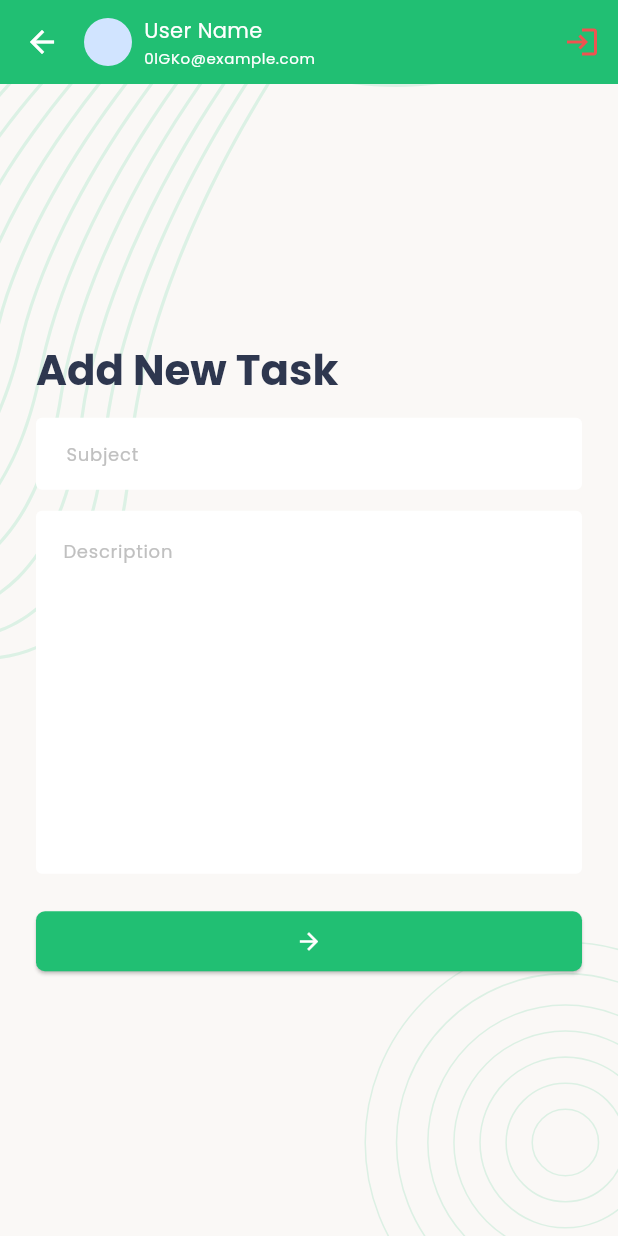
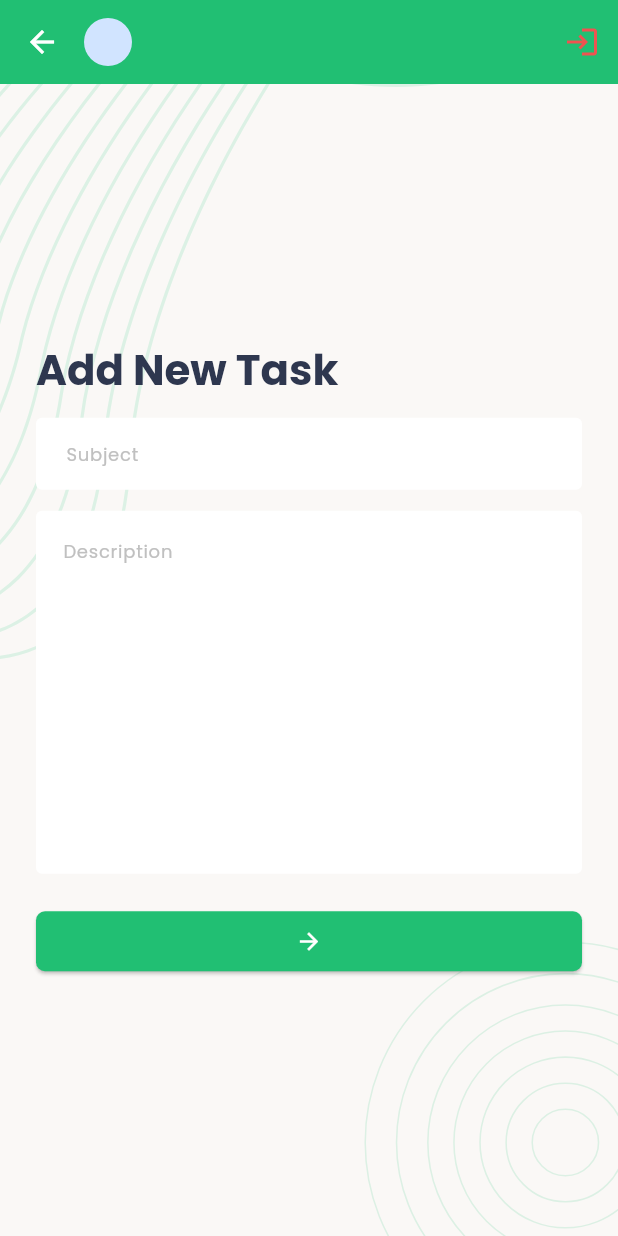
Before and after one commit to saju575/flutter-task-manager, a Flutter app: the AddNewTaskScreen screen opened by its route, on a phone screen of 412 x 824 dp. Run offline on Flutter 3.47's test engine with Material 3 defaults, Android fonts, the phone set to English and light mode, and no system bars; our stand-ins replace flutter_svg, image_picker, logger, pin_code_fields, shared_preferences; accounts and stored records are empty.

Commit message:
User Profile data Show on Appbar

```diff
--- a/lib/data/models/user_model.dart
+++ b/lib/data/models/user_model.dart
@@ -55,4 +55,6 @@ class UserModel {
       'createdDate': createdDate,
     };
   }
+
+  String get fullName => '$firstName $lastName';
 }
--- a/lib/data/utils/urls.dart
+++ b/lib/data/utils/urls.dart
@@ -5,4 +5,6 @@ class Urls {
   static const register = "$_baseUrl/Registration";
   static const updateProfile = "$_baseUrl/ProfileUpdate";
   static const profileDetails = "$_baseUrl/ProfileDetails";
+  static String recoverVerifyEmail(String email) =>
+      "$_baseUrl/RecoverVerifyEmail/$email";
 }
--- a/lib/ui/screens/add_new_task_screen.dart
+++ b/lib/ui/screens/add_new_task_screen.dart
@@ -25,11 +25,7 @@ class _AddNewTaskScreenState extends State<AddNewTaskScreen> {
   Widget build(BuildContext context) {
     TextTheme textTheme = Theme.of(context).textTheme;
     return Scaffold(
-      appBar: TaskManagerAppBar(
-        textTheme: textTheme,
-        name: "User Name",
-        gmail: "0lGKo@example.com",
-      ),
+      appBar: TaskManagerAppBar(textTheme: textTheme),
       body: ScreenBackground(
         child: Center(
           child: SingleChildScrollView(
--- a/lib/ui/screens/main_bottom_nav_screen.dart
+++ b/lib/ui/screens/main_bottom_nav_screen.dart
@@ -25,11 +25,7 @@ class _MainBottomNavScreenState extends State<MainBottomNavScreen> {
     TextTheme textTheme = Theme.of(context).textTheme;
     return Scaffold(
       body: screens[_selectedIndex],
-      appBar: TaskManagerAppBar(
-        textTheme: textTheme,
-        name: "User Name",
-        gmail: "0lGKo@example.com",
-      ),
+      appBar: TaskManagerAppBar(textTheme: textTheme),
 
       bottomNavigationBar: NavigationBar(
         selectedIndex: _selectedIndex,
--- a/lib/ui/widgets/task_manager_app_bar.dart
+++ b/lib/ui/widgets/task_manager_app_bar.dart
@@ -1,20 +1,12 @@
 import 'package:flutter/material.dart';
+import 'package:task_manager/ui/controllers/auth_controller.dart';
 import 'package:task_manager/ui/routes/app_routes.dart';
 import 'package:task_manager/ui/utils/app_colors.dart';
 
 class TaskManagerAppBar extends StatelessWidget implements PreferredSizeWidget {
-  const TaskManagerAppBar({
-    super.key,
-    required this.textTheme,
-    required this.name,
-    required this.gmail,
-    this.onLogout,
-  });
+  const TaskManagerAppBar({super.key, required this.textTheme});
 
   final TextTheme textTheme;
-  final String name;
-  final String gmail;
-  final VoidCallback? onLogout;
 
   @override
   Widget build(BuildContext context) {
@@ -34,7 +26,7 @@ class TaskManagerAppBar extends StatelessWidget implements PreferredSizeWidget {
                 crossAxisAlignment: CrossAxisAlignment.start,
                 children: [
                   Text(
-                    name,
+                    AuthController.userModel?.fullName ?? "",
                     style: textTheme.bodyMedium?.copyWith(
                       color: AppColors.whiteColor,
                       fontWeight: FontWeight.w500,
@@ -43,7 +35,7 @@ class TaskManagerAppBar extends StatelessWidget implements PreferredSizeWidget {
                   ),
                   SizedBox(height: 2),
                   Text(
-                    gmail,
+                    AuthController.userModel?.email ?? "",
                     style: textTheme.bodySmall?.copyWith(
                       color: AppColors.whiteColor,
                       fontSize: 10,
@@ -55,7 +47,7 @@ class TaskManagerAppBar extends StatelessWidget implements PreferredSizeWidget {
               ),
             ),
             IconButton(
-              onPressed: onLogout,
+              onPressed: () => _onTapLogout(context),
               icon: Icon(
                 Icons.login_outlined,
                 color: Colors.red.shade400,
@@ -77,4 +69,15 @@ class TaskManagerAppBar extends StatelessWidget implements PreferredSizeWidget {
       Navigator.pushNamed(context, AppRoutes.updateProfile);
     }
   }
+
+  Future<void> _onTapLogout(BuildContext context) async {
+    await AuthController.clearUserData();
+    if (context.mounted) {
+      Navigator.pushNamedAndRemoveUntil(
+        context,
+        AppRoutes.login,
+        (predicate) => false,
+      );
+    }
+  }
 }
```
Also changed, not shown: lib/ui/controllers/auth_controller.dart (+19 -3 lines), lib/ui/screens/forget_password_verify_email_screen.dart (+23 -5 lines), lib/ui/screens/register_screen.dart (+9 -5 lines), lib/ui/screens/splash_screen.dart (+7 -1 lines), lib/ui/screens/update_profile_screen.dart (+14 -5 lines).
